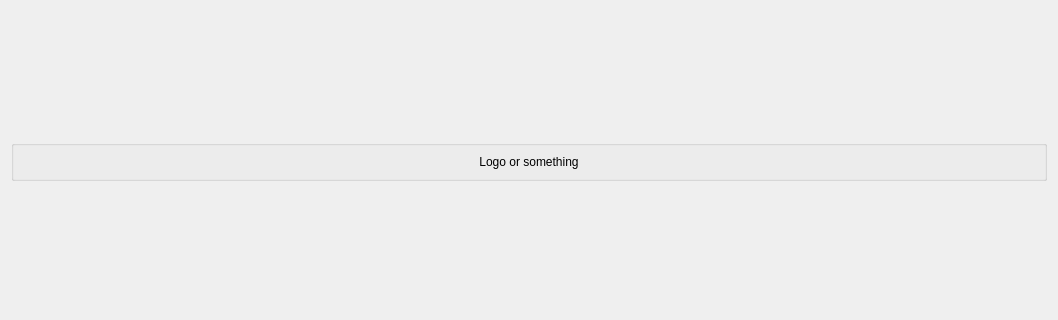
reilleya/RMTS-Software, file ui/views/forms/StartWidget.ui: the form before one commit; both pictures show x 0 to 1058 and y 115 to 435 of the 1058 by 686 pixel window.
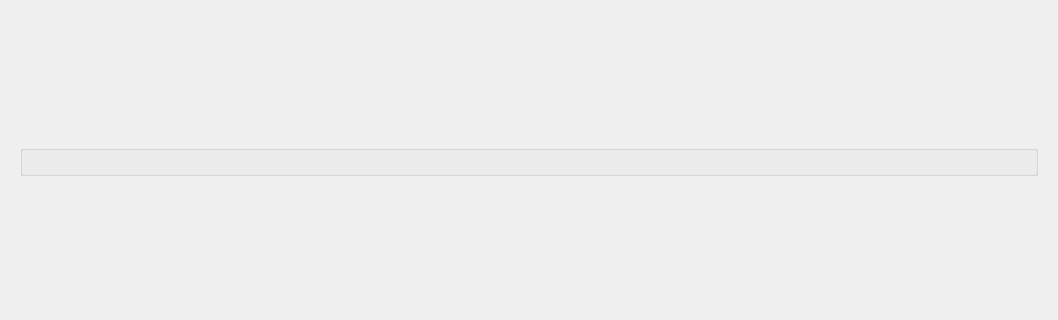
The form after the commit.

Commit message: Added logo to start page

Diff of the .ui file:
```diff
--- a/ui/views/forms/StartWidget.ui
+++ b/ui/views/forms/StartWidget.ui
@@ -28,18 +28,18 @@
     </spacer>
    </item>
    <item>
-    <widget class="QGroupBox" name="groupBoxLogo">
-     <property name="title">
-      <string/>
-     </property>
-     <layout class="QVBoxLayout" name="verticalLayout_2">
+    <widget class="QWidget" name="widgetLogo" native="true">
+     <layout class="QHBoxLayout" name="horizontalLayout_2">
       <item>
-       <widget class="QLabel" name="labelLogo">
-        <property name="text">
-         <string>Logo or something</string>
+       <widget class="QGroupBox" name="groupBoxLogo">
+        <property name="maximumSize">
+         <size>
+          <width>1022</width>
+          <height>16777215</height>
+         </size>
         </property>
-        <property name="alignment">
-         <set>Qt::AlignCenter</set>
+        <property name="title">
+         <string/>
         </property>
        </widget>
       </item>
```
The commit also changes 2 other files.
